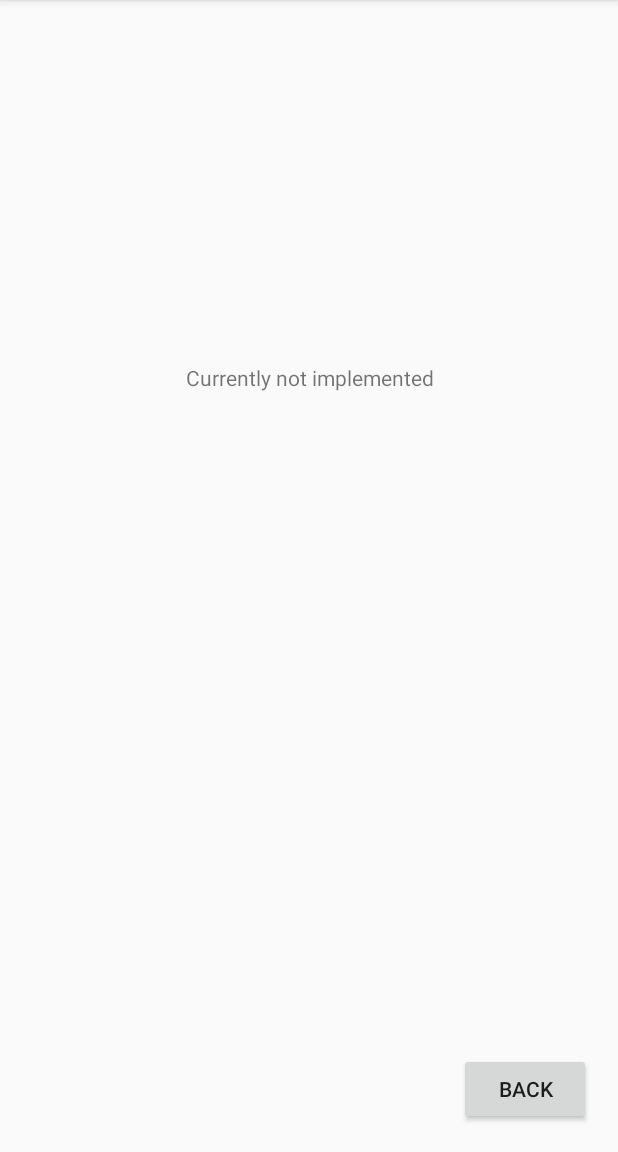
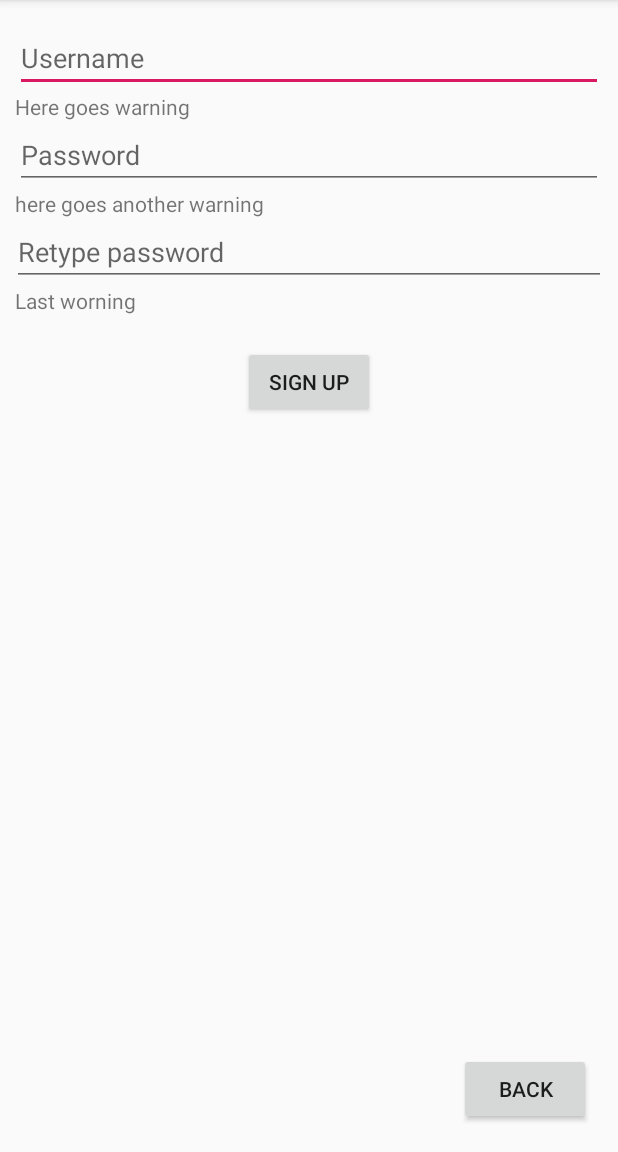
Before and after one commit to iDomas/track-finances-android-app, an Android app: the SignUpActivity screen opened directly, with no data from a screen before it, on a phone screen of 412 x 824 dp, the part 84-1236 px from its top. Run offline under Robolectric (Android 15) with nearby library versions, the phone set to English and light mode, and no system bars; network calls fail.

Commit message:
Sign Up UI

```diff
--- a/app/src/main/java/com/trackfinances/domasastrauskas/trackfinances/SignUpActivity.kt
+++ b/app/src/main/java/com/trackfinances/domasastrauskas/trackfinances/SignUpActivity.kt
@@ -1,12 +1,16 @@
 package com.trackfinances.domasastrauskas.trackfinances
 
 import android.content.Intent
+import android.os.Bundle
 import android.support.v7.app.AppCompatActivity
-import android.os.Bundle
+import android.text.Editable
+import android.text.TextWatcher
 import android.view.View
 import android.widget.Toast
+import kotlinx.android.synthetic.main.activity_sign_up.*
 
-class SignUpActivity : AppCompatActivity() {
+class SignUpActivity : AppCompatActivity(), TextWatcher {
+
 
     override fun onCreate(savedInstanceState: Bundle?) {
         super.onCreate(savedInstanceState)
@@ -14,9 +18,29 @@ class SignUpActivity : AppCompatActivity() {
 
         Toast.makeText(applicationContext, "Currently on development", Toast.LENGTH_LONG).show()
 
+        enterUsername.addTextChangedListener(this)
+        enterPassword.addTextChangedListener(this)
+        retypePassword.addTextChangedListener(this)
+
     }
 
+    override fun afterTextChanged(s: Editable?) {
+        Toast.makeText(applicationContext, "after text changed", Toast.LENGTH_SHORT).show()
+    }
+
+    override fun beforeTextChanged(s: CharSequence?, start: Int, count: Int, after: Int) {
+        Toast.makeText(applicationContext, "before text changed", Toast.LENGTH_SHORT).show()
+
+    }
+
+    override fun onTextChanged(s: CharSequence?, start: Int, before: Int, count: Int) {
+        Toast.makeText(applicationContext, "on text changed", Toast.LENGTH_SHORT).show()
+    }
+
+
     fun signUp(view: View) {
+        // TODO validate password
+
         //  TODO check if username exists
 
         // TODO insert user into database
--- a/app/src/main/res/layout/activity_sign_up.xml
+++ b/app/src/main/res/layout/activity_sign_up.xml
@@ -1,27 +1,98 @@
 <?xml version="1.0" encoding="utf-8"?>
-<android.support.constraint.ConstraintLayout
-        xmlns:android="http://schemas.android.com/apk/res/android"
-        xmlns:tools="http://schemas.android.com/tools"
-        xmlns:app="http://schemas.android.com/apk/res-auto"
-        android:layout_width="match_parent"
-        android:layout_height="match_parent"
-        tools:context=".SignUpActivity">
+<android.support.constraint.ConstraintLayout xmlns:android="http://schemas.android.com/apk/res/android"
+    xmlns:app="http://schemas.android.com/apk/res-auto"
+    xmlns:tools="http://schemas.android.com/tools"
+    android:layout_width="match_parent"
+    android:layout_height="match_parent"
+    tools:context=".SignUpActivity"
+    tools:layout_editor_absoluteY="81dp">
+
+    <Button
+        android:id="@+id/buttonBack"
+        android:layout_width="wrap_content"
+        android:layout_height="wrap_content"
+        android:layout_marginEnd="18dp"
+        android:layout_marginBottom="18dp"
+        android:onClick="goBack"
+        android:text="Back"
+        app:layout_constraintBottom_toBottomOf="parent"
+        app:layout_constraintEnd_toEndOf="parent" />
+
+    <EditText
+        android:id="@+id/enterUsername"
+        android:layout_width="0dp"
+        android:layout_height="wrap_content"
+        android:layout_marginStart="10dp"
+        android:layout_marginTop="16dp"
+        android:layout_marginEnd="10dp"
+        android:ems="10"
+        android:hint="Username"
+        android:inputType="textPersonName"
+        app:layout_constraintEnd_toEndOf="parent"
+        app:layout_constraintStart_toStartOf="parent"
+        app:layout_constraintTop_toTopOf="parent" />
+
+    <EditText
+        android:id="@+id/enterPassword"
+        android:layout_width="0dp"
+        android:layout_height="wrap_content"
+        android:layout_marginStart="10dp"
+        android:layout_marginEnd="10dp"
+        android:ems="10"
+        android:hint="Password"
+        android:inputType="textPassword"
+        app:layout_constraintEnd_toEndOf="parent"
+        app:layout_constraintStart_toStartOf="parent"
+        app:layout_constraintTop_toBottomOf="@+id/usernameWarning" />
+
+    <EditText
+        android:id="@+id/retypePassword"
+        android:layout_width="0dp"
+        android:layout_height="wrap_content"
+        android:layout_marginStart="8dp"
+        android:layout_marginEnd="8dp"
+        android:ems="10"
+        android:hint="Retype password"
+        android:inputType="textPassword"
+        app:layout_constraintEnd_toEndOf="parent"
+        app:layout_constraintStart_toStartOf="parent"
+        app:layout_constraintTop_toBottomOf="@+id/passwrodWarning" />
+
+    <Button
+        android:id="@+id/button"
+        android:layout_width="wrap_content"
+        android:layout_height="wrap_content"
+        android:layout_marginStart="137dp"
+        android:layout_marginTop="40dp"
+        android:layout_marginEnd="137dp"
+        android:onClick="signUp"
+        android:text="Sign Up"
+        app:layout_constraintEnd_toEndOf="@+id/enterPassword"
+        app:layout_constraintStart_toStartOf="@+id/secondPasswordWarning"
+        app:layout_constraintTop_toBottomOf="@+id/retypePassword" />
 
     <TextView
-            android:text="Currently not implemented"
-            android:layout_width="0dp"
-            android:layout_height="0dp"
-            android:id="@+id/textView" app:layout_constraintEnd_toEndOf="parent"
-            app:layout_constraintTop_toTopOf="parent" app:layout_constraintStart_toStartOf="parent"
-            android:layout_marginStart="9dp" android:layout_marginEnd="9dp" android:textAlignment="center"
-            android:layout_marginTop="242dp" android:layout_marginBottom="176dp"
-            app:layout_constraintBottom_toTopOf="@+id/buttonBack"/>
-    <Button
-            android:text="Back"
-            android:layout_width="wrap_content"
-            android:layout_height="wrap_content"
-            android:id="@+id/buttonBack"
-            app:layout_constraintBottom_toBottomOf="parent" app:layout_constraintTop_toBottomOf="@+id/textView"
-            android:layout_marginEnd="18dp" android:layout_marginBottom="18dp"
-            app:layout_constraintEnd_toEndOf="parent" android:onClick="goBack"/>
+        android:id="@+id/usernameWarning"
+        android:layout_width="wrap_content"
+        android:layout_height="wrap_content"
+        android:text="Here goes warning"
+        app:layout_constraintStart_toStartOf="@+id/enterUsername"
+        app:layout_constraintTop_toBottomOf="@+id/enterUsername" />
+
+    <TextView
+        android:id="@+id/passwrodWarning"
+        android:layout_width="wrap_content"
+        android:layout_height="wrap_content"
+        android:text="here goes another warning"
+        app:layout_constraintStart_toStartOf="@+id/enterPassword"
+        app:layout_constraintTop_toBottomOf="@+id/enterPassword" />
+
+    <TextView
+        android:id="@+id/secondPasswordWarning"
+        android:layout_width="wrap_content"
+        android:layout_height="wrap_content"
+        android:layout_marginStart="2dp"
+        android:text="Last worning"
+        app:layout_constraintStart_toStartOf="@+id/retypePassword"
+        app:layout_constraintTop_toBottomOf="@+id/retypePassword" />
 </android.support.constraint.ConstraintLayout>
```
